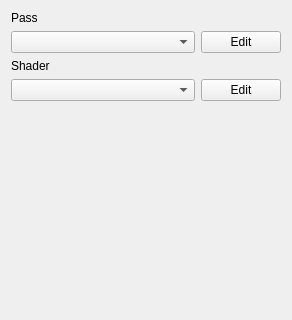
This is code/nel/tools/3d/object_viewer_qt/src/plugins/material_editor/material_widget.ui in ryzom/ryzomcore as Qt 5 draws it before an edit; both pictures show x 0 to 292 and y 0 to 320 of the 292 by 696 pixel window. The edited form follows.
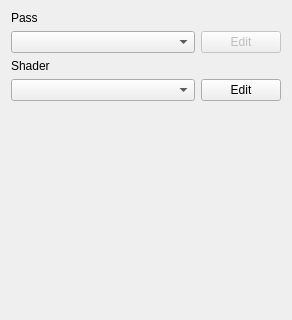
This is the edited form.

Diff of the .ui file:
```diff
--- a/code/nel/tools/3d/object_viewer_qt/src/plugins/material_editor/material_widget.ui
+++ b/code/nel/tools/3d/object_viewer_qt/src/plugins/material_editor/material_widget.ui
@@ -28,6 +28,9 @@
      </item>
      <item>
       <widget class="QPushButton" name="passButton">
+       <property name="enabled">
+        <bool>false</bool>
+       </property>
        <property name="sizePolicy">
         <sizepolicy hsizetype="Fixed" vsizetype="Fixed">
          <horstretch>0</horstretch>
```
